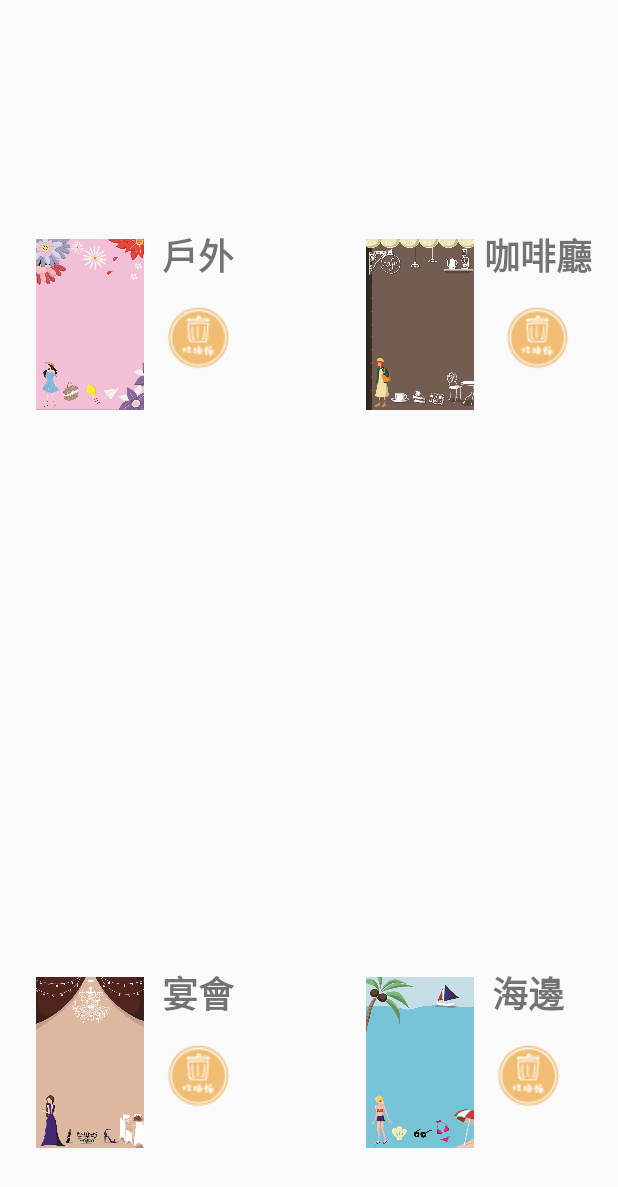
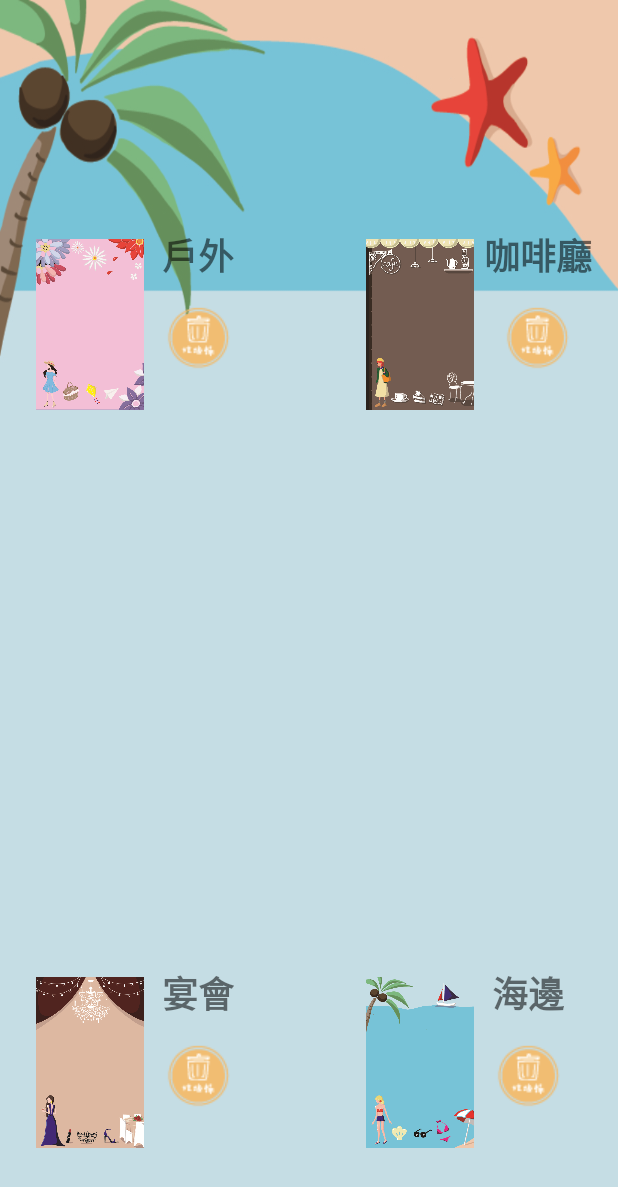
Before and after one commit to oscart820102/Cloth, an Android app: the ThemePreferenceActivity screen opened directly, with no data from a screen before it, after a tap on an icon or button, on a phone screen of 412 x 824 dp. Shown: the top 1187 px of the screen. Run offline under Robolectric (Android 15) with nearby library versions, the phone set to English and light mode, and no system bars.

Commit message:
水彩盤加背景

```diff
--- a/app/src/main/java/drivequickstart/example/com/myapplication/AlbumActivity.java
+++ b/app/src/main/java/drivequickstart/example/com/myapplication/AlbumActivity.java
@@ -50,6 +50,8 @@ public class AlbumActivity extends AppCompatActivity {
     protected void onCreate(Bundle savedInstanceState) {
         super.onCreate(savedInstanceState);
         setContentView(R.layout.activity_album);
+        getSupportActionBar().hide();
+
         layout = (RelativeLayout) findViewById(R.id.activity_album_layout);
         layout.setBackgroundResource(new getPref().getThemeBrowseResID(this));
 
--- a/app/src/main/java/drivequickstart/example/com/myapplication/ThemePreferenceActivity.java
+++ b/app/src/main/java/drivequickstart/example/com/myapplication/ThemePreferenceActivity.java
@@ -34,6 +34,7 @@ public class ThemePreferenceActivity extends Activity {
             @Override
             public void onClick(View v) {
                 setPrefeBackground(R.drawable.theme_outdoor_main, R.drawable.theme_outdoor_browse, R.drawable.theme_outdoor_match);
+                layout.setBackgroundResource(new getPref().getThemeBrowseResID(ThemePreferenceActivity.this));
             }
         });
 
@@ -41,6 +42,7 @@ public class ThemePreferenceActivity extends Activity {
             @Override
             public void onClick(View v) {
                 setPrefeBackground(R.drawable.theme_coffee_main, R.drawable.theme_coffee_browse, R.drawable.theme_coffee_match);
+                layout.setBackgroundResource(new getPref().getThemeBrowseResID(ThemePreferenceActivity.this));
             }
         });
 
@@ -48,14 +50,22 @@ public class ThemePreferenceActivity extends Activity {
             @Override
             public void onClick(View v) {
                 setPrefeBackground(R.drawable.theme_party_main, R.drawable.theme_party_browse, R.drawable.theme_party_match);
+                layout.setBackgroundResource(new getPref().getThemeBrowseResID(ThemePreferenceActivity.this));
             }
         });
         chooseBeachImageButton.setOnClickListener(new View.OnClickListener() {
             @Override
             public void onClick(View v) {
                 setPrefeBackground(R.drawable.theme_beach_main, R.drawable.theme_beach_browse, R.drawable.theme_beach_match);
+                layout.setBackgroundResource(new getPref().getThemeBrowseResID(ThemePreferenceActivity.this));
             }
         });
+    }
+
+    @Override
+    protected void onResume() {
+        super.onResume();
+        layout.setBackgroundResource(new getPref().getThemeBrowseResID(this));
     }
 
     private void setPrefeBackground(int mainBackgroundID, int browseBackgroundID, int matchBackgroundID){
```
Also changed, not shown: app/src/main/res/layout/activity_main.xml (+13 -5 lines).
